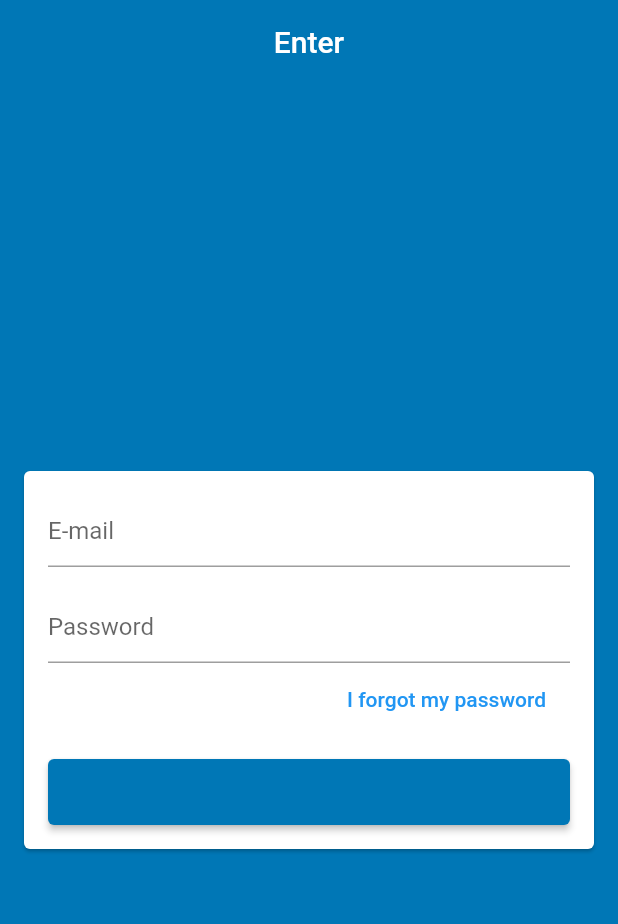
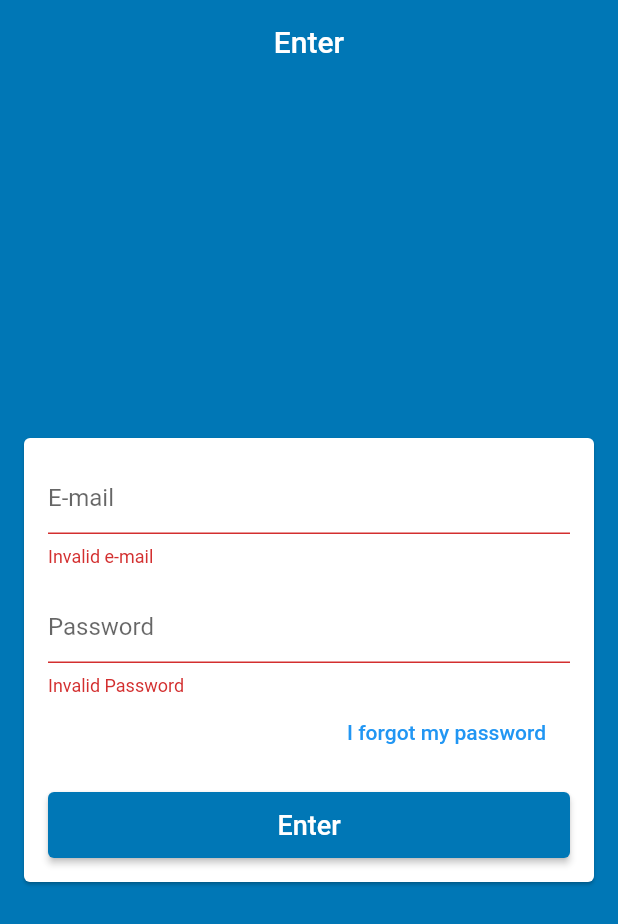
Before and after one commit to felipecastrosales/store, a Flutter app: the screen it shows after launch, after a tap on "Enter", on a phone screen of 412 x 824 dp. Shown: the top 924 px of the screen. Run offline on Flutter 3.47's test engine with Material 2 defaults, Android fonts, the phone set to English and light mode, and no system bars; our stand-ins replace firebase_auth; accounts and stored records are empty.

Commit message:
Perfoming the Login

```diff
--- /dev/null
+++ b/lib/helpers/validators.dart
@@ -0,0 +1,5 @@
+bool emailValid(String email) {
+  final RegExp regex = RegExp(
+      r"^(([^<>()[\]\\.,;:\s@\']+(\.[^<>()[\]\\.,;:\s@\']+)*)|(\'.+\'))@((\[[0-9]{1,3}\.[0-9]{1,3}\.[0-9]{1,3}\.[0-9]{1,3}\])|(([a-zA-Z\-0-9]+\.)+[a-zA-Z]{2,}))$");
+  return regex.hasMatch(email);
+}
--- a/lib/main.dart
+++ b/lib/main.dart
@@ -1,7 +1,8 @@
 import 'package:flutter/material.dart';
+import 'package:provider/provider.dart';
 
+import 'models/user_manager.dart';
 import 'screens/base/base_screen.dart';
-
 void main() {
   runApp(MyApp());
 }
@@ -9,7 +10,9 @@ void main() {
 class MyApp extends StatelessWidget {
   @override
   Widget build(BuildContext context) {
-    return MaterialApp(
+    return Provider(
+      create: (_) => UserManager(),
+      child: MaterialApp(
         title: 'Store',
         debugShowCheckedModeBanner: false,
         theme: ThemeData(
@@ -19,6 +22,7 @@ class MyApp extends StatelessWidget {
           visualDensity: VisualDensity.adaptivePlatformDensity,
         ),
         home: BaseScreen(),
+      ),
     );
   }
 }
--- a/lib/models/user_manager.dart
+++ b/lib/models/user_manager.dart
@@ -1,4 +1,3 @@
-import 'package:flutter/material.dart';
 import 'package:flutter/services.dart';
 
 import 'package:firebase_auth/firebase_auth.dart';
@@ -13,7 +12,7 @@ class UserManager {
       final AuthResult result = await auth.signInWithEmailAndPassword(
           email: user.email, password: user.password);
       print(result.user.uid);
-    } on PlatformException catch (e) {
+    } on PlatformException catch (e){
       print(e);
     }
   }
--- a/lib/screens/login/login_screen.dart
+++ b/lib/screens/login/login_screen.dart
@@ -1,6 +1,15 @@
 import 'package:flutter/material.dart';
+import 'package:provider/provider.dart';
+
+import '../../helpers/validators.dart';
+import '../../models/user.dart';
+import '../../models/user_manager.dart';
 
 class LoginScreen extends StatelessWidget {
+  final TextEditingController emailController = TextEditingController();
+  final TextEditingController passController = TextEditingController();
+  final GlobalKey<FormState> formKey = GlobalKey<FormState>();
+
   @override
   Widget build(BuildContext context) {
     return Scaffold(
@@ -11,21 +20,27 @@ class LoginScreen extends StatelessWidget {
       body: Center(
         child: Card(
           margin: const EdgeInsets.symmetric(horizontal: 16),
-          child: Padding(
-            padding: const EdgeInsets.all(16),
+          child: Form(
+            key: formKey,
             child: ListView(
+              padding: const EdgeInsets.all(16),
               shrinkWrap: true,
               children: [
                 TextFormField(
+                  controller: emailController,
                   decoration: const InputDecoration(hintText: 'E-mail'),
                   keyboardType: TextInputType.emailAddress,
                   autocorrect: false,
                   validator: (email) {
+                    if (!emailValid(email)) {
+                      return 'Invalid e-mail';
+                    }
                     return null;
                   },
                 ),
                 const SizedBox(height: 16),
                 TextFormField(
+                  controller: passController,
                   decoration: const InputDecoration(hintText: 'Password'),
                   autocorrect: false,
                   obscureText: true,
@@ -50,12 +65,24 @@ class LoginScreen extends StatelessWidget {
                 SizedBox(
                   height: 44,
                   child: ElevatedButton(
-                    onPressed: () {},
+                    onPressed: () {
+                      if (formKey.currentState.validate()) {
+                        context.read<UserManager>().signIn(
+                          User(
+                            email: emailController.text,
+                            password: passController.text
+                          )
+                        );
+                      }
+                    },
                     style: ElevatedButton.styleFrom(
                       onPrimary: Theme.of(context).primaryColor,
                       primary: Theme.of(context).primaryColor,
                     ),
-                    child: const Text('Enter', style: TextStyle(fontSize: 18)),
+                    child: const Text(
+                      'Enter',
+                      style: TextStyle(fontSize: 18, color: Colors.white),
+                    ),
                   ),
                 ),
               ],
```
Also changed, not shown: lib/models/user.dart (line endings or trailing spaces). Lines whose indentation alone changed are shown as unchanged.
